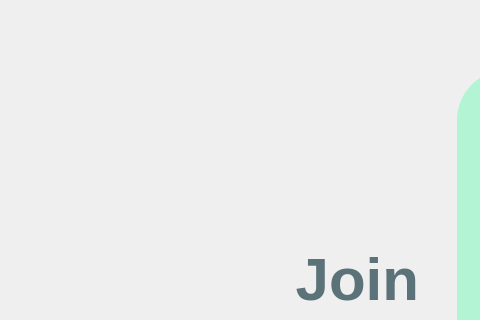
Old version of the form registerpage.ui in the repository Shashinoor13/travelSphere; both pictures show x 0 to 480 and y 0 to 320 of the 1280 by 720 pixel window.
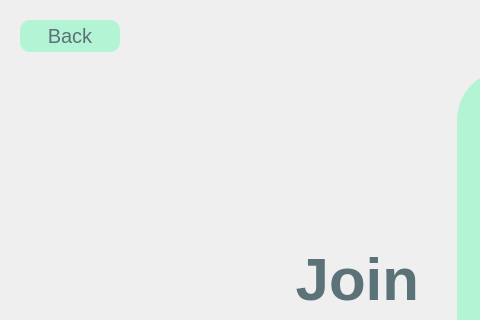
New version of the form. Icons and pictures are not drawn.

Diff of the .ui file:
```diff
--- a/registerpage.ui
+++ b/registerpage.ui
@@ -583,6 +583,33 @@
     <set>Qt::AlignRight|Qt::AlignTrailing|Qt::AlignVCenter</set>
    </property>
   </widget>
+  <widget class="QPushButton" name="pushButton_2">
+   <property name="geometry">
+    <rect>
+     <x>20</x>
+     <y>20</y>
+     <width>100</width>
+     <height>32</height>
+    </rect>
+   </property>
+   <property name="styleSheet">
+    <string notr="true">#pushButton_2{
+border-radius:10px;
+background:#B3F4D4;
+color:#5B7279;
+font-family:Helvetica;
+font-size:20px;
+
+}
+
+#pushButton_2:hover{
+color:black;
+}</string>
+   </property>
+   <property name="text">
+    <string>Back</string>
+   </property>
+  </widget>
  </widget>
  <resources/>
  <connections/>
```
